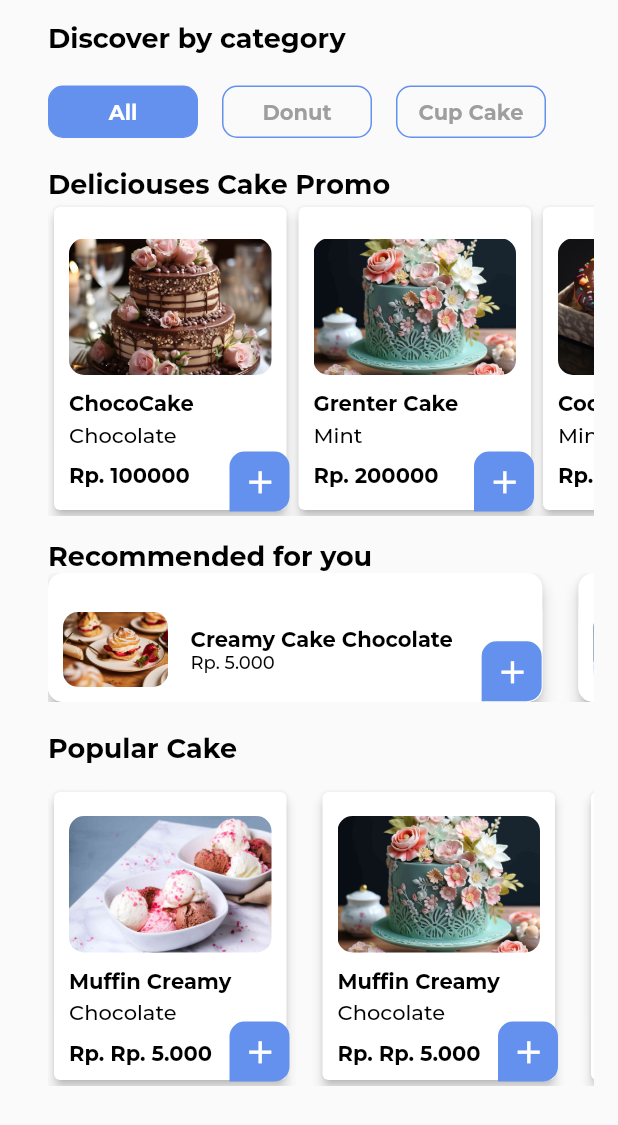
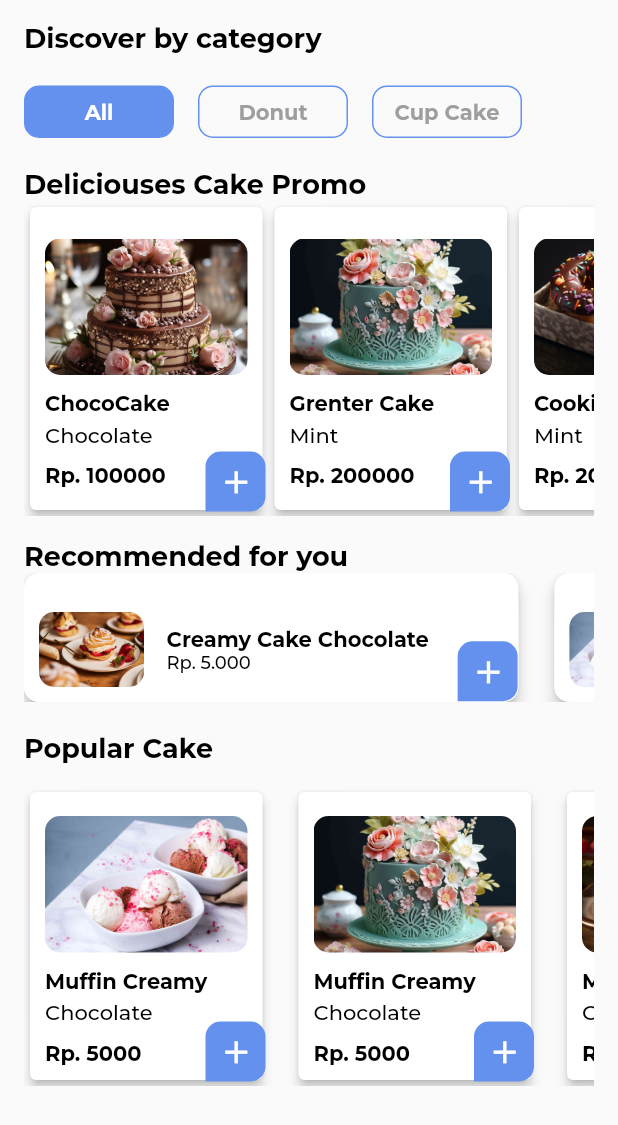
Before and after one commit to farabie/syakila_bakery_project, a Flutter app: the HomePage screen opened directly, scrolled down 210 dp, on a phone screen of 412 x 824 dp. Shown: the top 1125 px of the screen. Run offline on Flutter 3.47's test engine with Material 2 defaults, Android fonts, the light colour scheme and no system bars; project files that could hold a hidden picture were left out.

Commit message:
upgrade Flutter

```diff
--- a/lib/ui/page/detail_page.dart
+++ b/lib/ui/page/detail_page.dart
@@ -24,7 +24,7 @@ class DetailPage extends StatelessWidget {
             scrollDirection: Axis.vertical,
             child: Container(
               margin: EdgeInsets.only(
-                top: MediaQuery.of(context).size.width * 0.6,
+                top: MediaQuery.of(context).size.width * 0.55,
               ),
               child: CustomDescriptionCake(
                 nameCake: cake.nameCake,
--- a/lib/ui/page/home_page.dart
+++ b/lib/ui/page/home_page.dart
@@ -13,7 +13,7 @@ class HomePage extends StatelessWidget {
             Container(
               margin: const EdgeInsets.only(
                 top: 24,
-                left: 32,
+                left: 16,
                 right: 16,
               ),
               child: Column(
@@ -182,7 +182,7 @@ class HomePage extends StatelessWidget {
                           imageCake: cake.imageCake,
                           nameCake: cake.nameCake,
                           typeCake: cake.flavorCake,
-                          priceCake: cake.price.toString(),
+                          priceCake: cake.price,
                           onTap: () {
                             Navigator.push(
                               context,
@@ -262,7 +262,7 @@ class HomePage extends StatelessWidget {
                           imageCake: 'images/dessert_image2.jpg',
                           nameCake: 'Muffin Creamy',
                           typeCake: 'Chocolate',
-                          priceCake: 'Rp. 5.000',
+                          priceCake: 5000,
                           onTap: () {},
                         ),
                         const SizedBox(
@@ -272,7 +272,7 @@ class HomePage extends StatelessWidget {
                           imageCake: 'images/cake_image2.jpg',
                           nameCake: 'Muffin Creamy',
                           typeCake: 'Chocolate',
-                          priceCake: 'Rp. 5.000',
+                          priceCake: 5000,
                           onTap: () {},
                         ),
                         const SizedBox(
@@ -282,7 +282,7 @@ class HomePage extends StatelessWidget {
                           imageCake: 'images/dessert_image3.jpg',
                           nameCake: 'Muffin Creamy',
                           typeCake: 'Chocolate',
-                          priceCake: 'Rp. 5.000',
+                          priceCake: 5000,
                           onTap: () {},
                         ),
                       ],
--- a/lib/ui/widget/custom_imagecake.dart
+++ b/lib/ui/widget/custom_imagecake.dart
@@ -4,7 +4,7 @@ class CustomImageCake extends StatelessWidget {
   String imageCake;
   String nameCake;
   String typeCake;
-  String priceCake;
+  int priceCake;
   final void Function() onTap;
 
   CustomImageCake({
```
